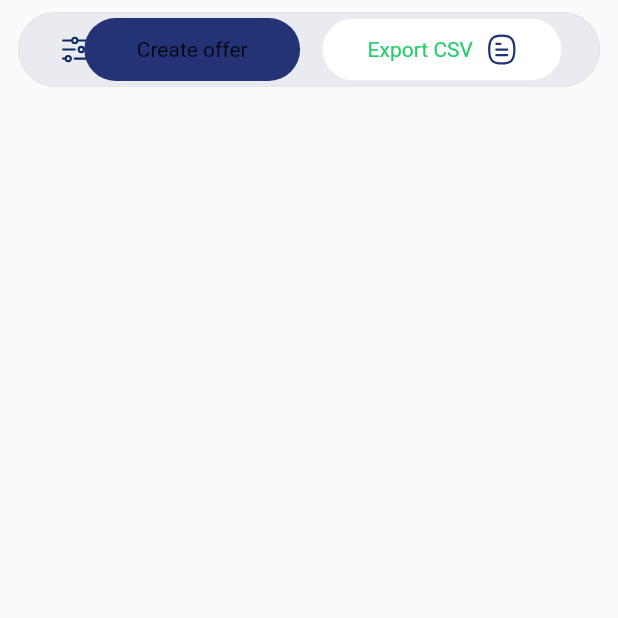
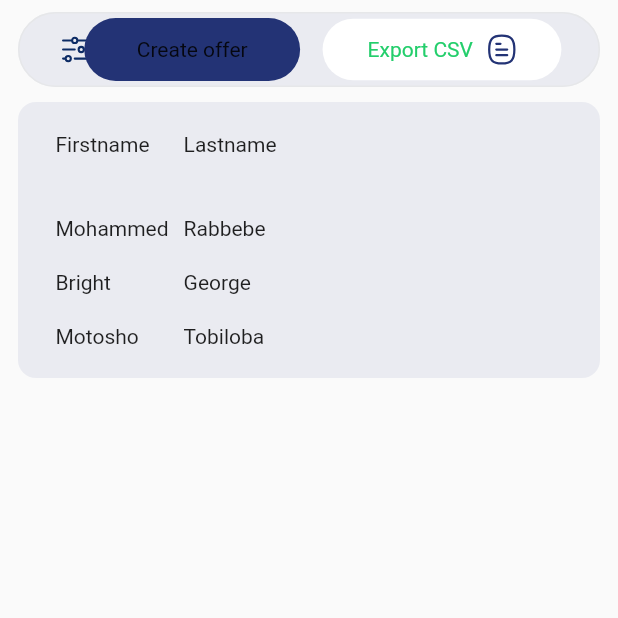
Before and after one commit to DavidKyshi/deployTest, a Flutter app: the screen it shows after launch, on a phone screen of 412 x 824 dp, the top half of it. Run offline on Flutter 3.47's test engine with Material 2 defaults, Android fonts, the phone set to English and light mode, and no system bars; our stand-ins replace flutter_svg.

Commit message:
adding my files

```diff
--- a/lib/customWidget/searchField.dart
+++ b/lib/customWidget/searchField.dart
@@ -38,7 +38,9 @@ class SearchField extends StatelessWidget {
     return Scaffold(
       body: Padding(
         padding: const EdgeInsets.symmetric(vertical: 8.0,horizontal: 12),
-        child:Container(
+        child:Column(
+          children: [
+            Container(
               height: 50,
               decoration: BoxDecoration(
                 color: const Color(0XFFEAEBF1),
@@ -159,7 +161,7 @@ class SearchField extends StatelessWidget {
                                   child: SvgPicture.asset(filterSvg),
                                 ),
                                 const SizedBox(width: 4),
-                            Text("Filters"),
+                                const Text("Filters"),
                                 SizedBox(width: 4),
                               ],
                             ),
@@ -176,6 +178,48 @@ class SearchField extends StatelessWidget {
                 onChanged:onChanged,
                 onSaved: onSaved,
               ),
+            ),
+            const SizedBox(height: 10,),
+            Container(
+              padding: const EdgeInsets.symmetric(vertical: 20,horizontal: 25),
+              // height: MediaQuery.of(context).size.height / ,
+              width: MediaQuery.of(context).size.width,
+              decoration:  BoxDecoration(
+                color:const Color(0XFFEAEBF1),
+                borderRadius: BorderRadius.circular(12)
+              ),
+              child: Row(
+                children: [
+                  Column(
+                    crossAxisAlignment: CrossAxisAlignment.start,
+                    children: [
+                      Text("Firstname"),
+                      SizedBox(height: 40,),
+                      Text("Mohammed"),
+                      SizedBox(height: 20,),
+                      Text("Bright"),
+                      SizedBox(height: 20,),
+                      Text("Motosho"),
+                    ],
+                  ),
+                  SizedBox(width: 10,),
+                  Column(
+                    crossAxisAlignment: CrossAxisAlignment.start,
+                    children: [
+                      Text("Lastname"),
+                      SizedBox(height: 40,),
+                      Text("Rabbebe"),
+                      SizedBox(height: 20,),
+                      Text("George"),
+                      SizedBox(height: 20,),
+                      Text("Tobiloba"),
+                    ],
+                  ),
+
+                ],
+              ),
+            )
+          ],
         ),
         // Container(
         //   height:50,
@@ -204,3 +248,54 @@ class SearchField extends StatelessWidget {
     );
   }
 }
+// Column(
+//   children: [
+//     Row(
+//       mainAxisAlignment: MainAxisAlignment.spaceBetween,
+//       // mainAxisSize: MainAxisSize.min,
+//       children:const [
+//         Text("Firstname"),
+//         Text("Lastname"),
+//         Text("Middlename"),
+//         Text("Email address"),
+//         Text("Phone number"),
+//         Text("Date of birth"),
+//         Text("BVN"),
+//         Text("Residence"),
+//         Text("Nationality"),
+//         Text("Status"),
+//         Text("Action")
+//       ],
+//     ),
+//     Row(
+//       mainAxisAlignment: MainAxisAlignment.spaceBetween,
+//       // mainAxisSize: MainAxisSize.min,
+//       children: [
+//         const Text("Mohammed"),
+//         const Text("Rabbebe"),
+//         // SizedBox(width: 1,),
+//         Text("Gbemileke"),
+//         const Text("davidsamuel6158@gmail.com"),
+//         Text("+2348148620099"),
+//         Text("1990-08-21"),
+//         Text("12356819823"),
+//         Text("NG"),
+//         Text("NG"),
+//         Row(
+//           children: [
+//             Icon(Icons.card_giftcard_rounded),
+//             Icon(Icons.phone_outlined),
+//             Icon(Icons.email),
+//             Icon(Icons.check_circle_rounded),
+//           ],
+//         ),
+//         TextButton(
+//             style: TextButton.styleFrom(
+//                 backgroundColor: primaryColor,
+//                 padding: EdgeInsets.symmetric(horizontal: 10,vertical: 10)
+//             ),
+//             onPressed: (){}, child: Text("View"))
+//       ],
+//     )
+//   ],
+// ),
```
Lines whose indentation alone changed are shown as unchanged.
